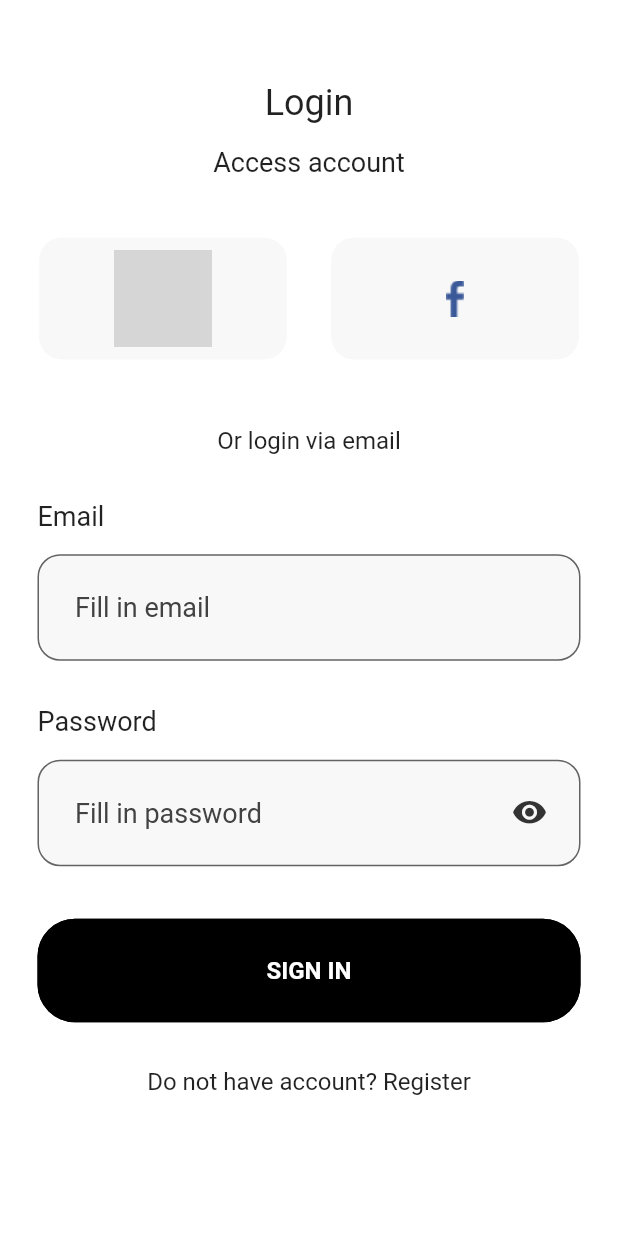
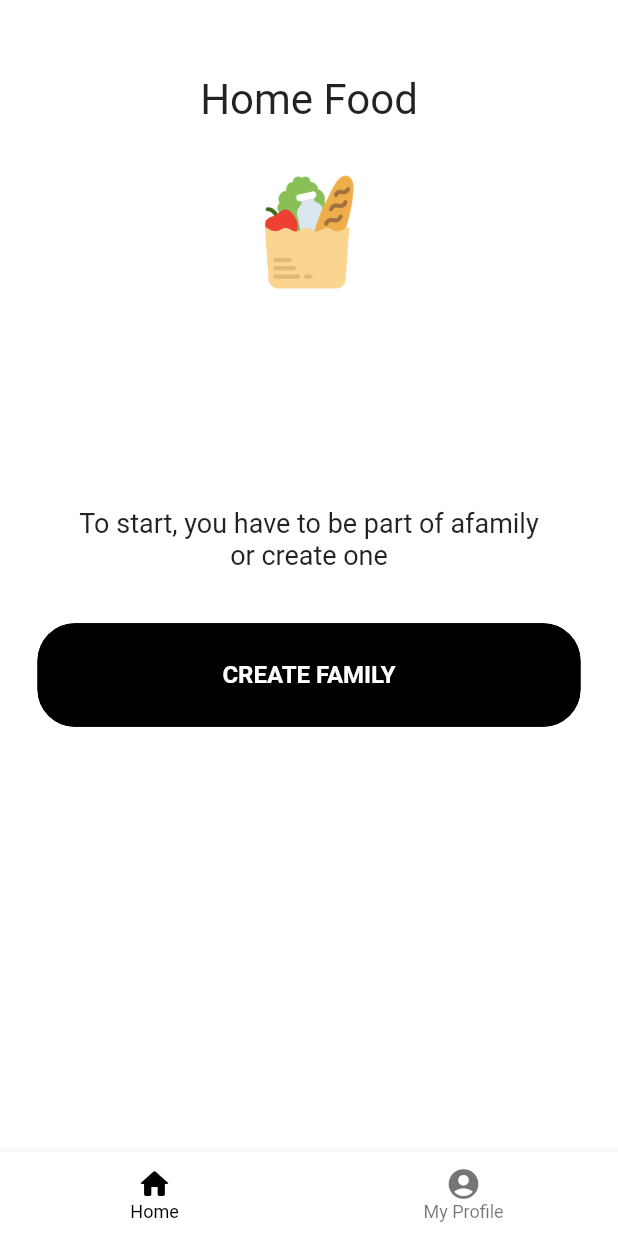
Before and after one commit to Sergiobi9/homeFoodApp, a Flutter app: the LoginPage screen opened directly, after a tap on "SIGN IN", on a phone screen of 412 x 824 dp. Run offline on Flutter 3.47's test engine with Material 2 defaults, Android fonts, the phone set to English and light mode, and no system bars; our stand-ins replace fluttertoast, shared_preferences; missing offline and left inert: shared_preferences_web; accounts and stored records are empty; grey boxes are pictures that could not be loaded.

Commit message:
add family in process

```diff
--- a/lib/constants/constants.dart
+++ b/lib/constants/constants.dart
@@ -1,6 +1,7 @@
 class Constants {
-
   static const String USER_ROLE = "userRole";
 
-  static const String GOOGLE_ICON = "assets/google_icon.png", FACEBOOK_ICON = "assets/facebook_icon.png";
+  static const String GOOGLE_ICON = "assets/google_icon.png",
+      FACEBOOK_ICON = "assets/facebook_icon.png";
+  static const String APP_ICON = "assets/home_food_icon.png";
 }
--- a/lib/main.dart
+++ b/lib/main.dart
@@ -53,7 +53,7 @@ class _MyHomePageState extends State<MyHomePage> {
 
     getUiDependingOnUser(context).then((res) {
       if (res == true && userSession != null) {
-        Utils.filterUser(context, userSession.user.userRole);
+        Utils().filterUser(context, userSession.user.userRole);
       } else {
         Utils.navigatePage(context, LoginPage());
       }
--- /dev/null
+++ b/lib/ui/home/user_home_page.dart
@@ -0,0 +1,90 @@
+import 'package:flutter/material.dart';
+import 'package:home_food_project/constants/constants.dart';
+import 'package:home_food_project/ui/family/register_family_name.dart';
+import 'package:home_food_project/utils/utils.dart';
+
+class UserHomePage extends StatelessWidget {
+  @override
+  Widget build(BuildContext context) {
+    return Stack(
+      children: <Widget>[
+        Scaffold(
+            backgroundColor: Colors.white,
+            body: Container(
+                child: SafeArea(
+                    child: Stack(
+              children: [
+                appNameAndLogo(context),
+                Column(
+                    mainAxisAlignment: MainAxisAlignment.center,
+                    crossAxisAlignment: CrossAxisAlignment.center,
+                    children: <Widget>[addFirstFamily(), addFamilyBtn(context)])
+              ],
+            ))))
+      ],
+    );
+  }
+
+  Widget appNameAndLogo(context) {
+    return Container(
+        margin: EdgeInsets.only(top: 50, bottom: 25, right: 50, left: 50),
+        alignment: Alignment.topCenter,
+        child: Column(children: [
+          Text(
+            "Home Food",
+            textAlign: TextAlign.center,
+            style: TextStyle(fontSize: 28),
+          ),
+          Container(
+        margin: EdgeInsets.only(top: 20, right: 50, left: 50),
+        alignment: Alignment.topCenter,
+        child:Image.asset(
+            Constants.APP_ICON,
+            height: MediaQuery.of(context).size.width * 0.25,
+            width: MediaQuery.of(context).size.width * 0.25,
+            fit: BoxFit.scaleDown,
+          ))
+        ]));
+  }
+
+  Widget addFirstFamily() {
+    return Container(
+        margin: EdgeInsets.only(top: 65, bottom: 25, right: 50, left: 50),
+        child: Text(
+          "To start, you have to be part of afamily or create one",
+          textAlign: TextAlign.center,
+          style: TextStyle(fontSize: 18),
+        ));
+  }
+
+  Widget addFamilyBtn(context) {
+    return Container(
+        margin: const EdgeInsets.only(
+            top: 10.0, bottom: 10.0, left: 25.0, right: 25.0),
+        child: SizedBox(
+          width: MediaQuery.of(context).size.width,
+          child: TextButton(
+              child: Text("Create family".toUpperCase(),
+                  style: TextStyle(
+                      fontSize: 16,
+                      color: Colors.white,
+                      fontWeight: FontWeight.bold)),
+              style: ButtonStyle(
+                  padding:
+                      MaterialStateProperty.all<EdgeInsets>(EdgeInsets.all(25)),
+                  foregroundColor:
+                      MaterialStateProperty.all<Color>(Colors.black),
+                  backgroundColor:
+                      MaterialStateProperty.all<Color>(Colors.black),
+                  shape: MaterialStateProperty.all<RoundedRectangleBorder>(
+                      RoundedRectangleBorder(
+                          borderRadius: BorderRadius.circular(25.0),
+                          side: BorderSide(color: Colors.black)))),
+              onPressed: () => { createFamily(context)}),
+        ));
+  }
+
+  Widget createFamily(context){
+    Utils.navigateToNewScreen(context, RegisterFamilyNamePage());
+  }
+}
--- a/lib/ui/login/login.dart
+++ b/lib/ui/login/login.dart
@@ -1,5 +1,7 @@
 import 'package:flutter/material.dart';
 import 'package:home_food_project/constants/constants.dart';
+import 'package:home_food_project/ui/navigation/user_navigation.dart';
+import 'package:home_food_project/utils/utils.dart';
 
 class LoginPage extends StatefulWidget {
   @override
@@ -77,8 +79,12 @@ class _MyAppState extends State<LoginPage> {
                       RoundedRectangleBorder(
                           borderRadius: BorderRadius.circular(25.0),
                           side: BorderSide(color: Colors.black)))),
-              onPressed: () => { null }),
+              onPressed: () => { login() }),
         ));
+  }
+
+  dynamic login(){
+    Utils.navigatePage(context, UserNavigationPage());
   }
 
   Widget loginViaEmailText() {
@@ -136,7 +142,6 @@ class _MyAppState extends State<LoginPage> {
             ),
             filled: true,
             hintStyle: new TextStyle(color: Colors.grey[800]),
-            hintText: "Fill in email",
             fillColor: Color(0xFFF8F8F8)),
       ),
     );
@@ -181,7 +186,6 @@ class _MyAppState extends State<LoginPage> {
             ),
             filled: true,
             hintStyle: new TextStyle(color: Colors.grey[800]),
-            hintText: "Fill in password",
             fillColor: Color(0xFFF8F8F8)),
       ),
     );
--- a/lib/ui/navigation/user_navigation.dart
+++ b/lib/ui/navigation/user_navigation.dart
@@ -1,4 +1,6 @@
 import 'package:flutter/material.dart';
+import 'package:home_food_project/ui/home/user_home_page.dart';
+import 'package:home_food_project/ui/login/login.dart';
 import 'package:home_food_project/ui/profile/user_profile.dart';
 
 class UserNavigationPage extends StatefulWidget {
@@ -16,11 +18,13 @@ class NavigationPageState extends State<UserNavigationPage> {
   String userRole = "userRole";
 
   final tabs = [
-    UserProfilePage(),
+    UserHomePage(),
+    LoginPage(),
   ];
 
   @override
   Widget build(BuildContext context) {
+
     return Scaffold(
       body: tabs[_currentIndex],
       bottomNavigationBar: BottomNavigationBar(
@@ -31,6 +35,10 @@ class NavigationPageState extends State<UserNavigationPage> {
         selectedItemColor: Colors.black,
         backgroundColor: Colors.white,
         items: [
+          BottomNavigationBarItem(
+              icon: Icon(Icons.home_rounded),
+              title: Text('Home'),
+              backgroundColor: Colors.black),
           BottomNavigationBarItem(
               icon: Icon(Icons.account_circle),
               title: Text('My Profile'),
--- a/lib/utils/utils.dart
+++ b/lib/utils/utils.dart
@@ -25,7 +25,7 @@ class Utils {
                     screen, (Route<dynamic> route) => true);
   }
 
-  static void filterUser(context, String role) {
+  void filterUser(context, String role) {
     if (role == Constants.USER_ROLE) {
       navigatePage(context, UserNavigationPage());
     } {
```
Also changed, not shown: lib/ui/family/register_family_name.dart (added, +100 -0 lines), 18 other files.
